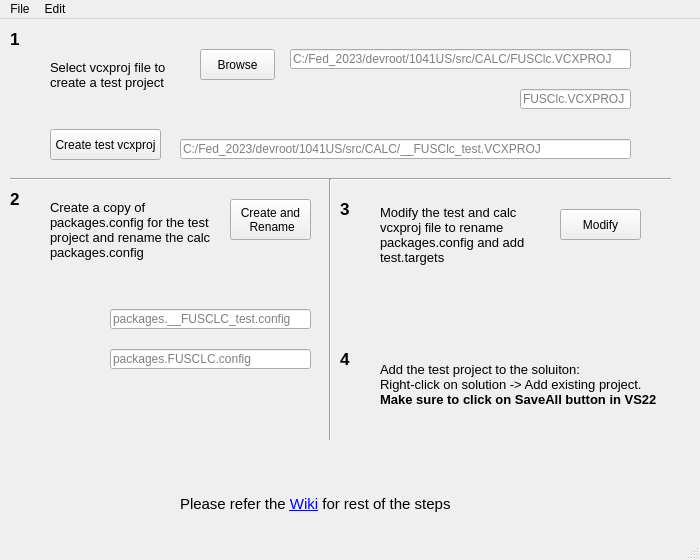
Above: Main.ui from PatelVishalTR/UnitTestHelper before the change. Below: the same form after it.
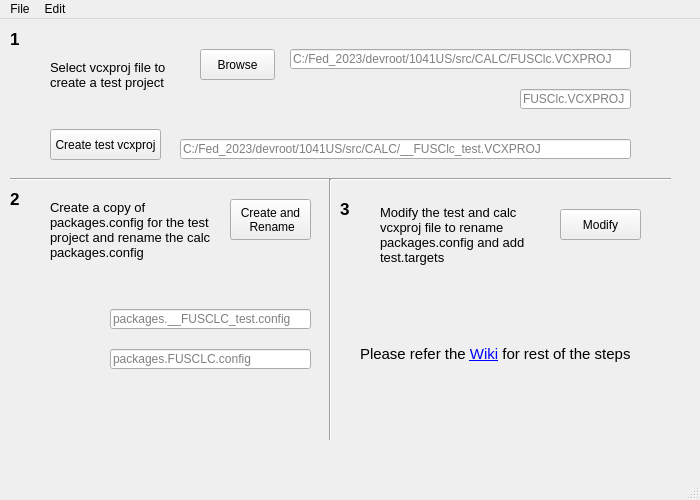
That is the form after the change.

Commit message: Removed add to sln

What changed in the file:
```diff
--- a/Main.ui
+++ b/Main.ui
@@ -10,7 +10,7 @@
     <x>0</x>
     <y>0</y>
     <width>700</width>
-    <height>560</height>
+    <height>500</height>
    </rect>
   </property>
   <property name="sizePolicy">
@@ -22,13 +22,13 @@
   <property name="minimumSize">
    <size>
     <width>700</width>
-    <height>560</height>
+    <height>500</height>
    </size>
   </property>
   <property name="maximumSize">
    <size>
     <width>700</width>
-    <height>560</height>
+    <height>500</height>
    </size>
   </property>
   <property name="windowTitle">
@@ -240,27 +240,6 @@
      <string>&lt;b&gt;3&lt;/b&gt;</string>
     </property>
    </widget>
-   <widget class="QLabel" name="label_8">
-    <property name="geometry">
-     <rect>
-      <x>380</x>
-      <y>320</y>
-      <width>281</width>
-      <height>91</height>
-     </rect>
-    </property>
-    <property name="font">
-     <font>
-      <pointsize>10</pointsize>
-     </font>
-    </property>
-    <property name="text">
-     <string>&lt;html&gt;&lt;head/&gt;&lt;body&gt;&lt;p&gt;Add the test project to the soluiton:&lt;br/&gt;Right-click on solution -&amp;gt; Add existing project.&lt;br/&gt;&lt;span style=&quot; font-weight:600;&quot;&gt;Make sure to click on SaveAll button in VS22&lt;/span&gt;&lt;/p&gt;&lt;/body&gt;&lt;/html&gt;</string>
-    </property>
-    <property name="wordWrap">
-     <bool>true</bool>
-    </property>
-   </widget>
    <widget class="Line" name="line_3">
     <property name="geometry">
      <rect>
@@ -344,9 +323,9 @@
    <widget class="QLabel" name="label_13">
     <property name="geometry">
      <rect>
-      <x>180</x>
-      <y>460</y>
-      <width>361</width>
+      <x>360</x>
+      <y>310</y>
+      <width>281</width>
       <height>51</height>
      </rect>
     </property>
@@ -365,26 +344,6 @@
      <bool>true</bool>
     </property>
    </widget>
-   <widget class="QLabel" name="label_6">
-    <property name="geometry">
-     <rect>
-      <x>340</x>
-      <y>330</y>
-      <width>21</width>
-      <height>21</height>
-     </rect>
-    </property>
-    <property name="font">
-     <font>
-      <pointsize>13</pointsize>
-      <weight>75</weight>
-      <bold>true</bold>
-     </font>
-    </property>
-    <property name="text">
-     <string>&lt;b&gt;4&lt;/b&gt;</string>
-    </property>
-   </widget>
   </widget>
   <widget class="QMenuBar" name="menubar">
    <property name="geometry">
```
